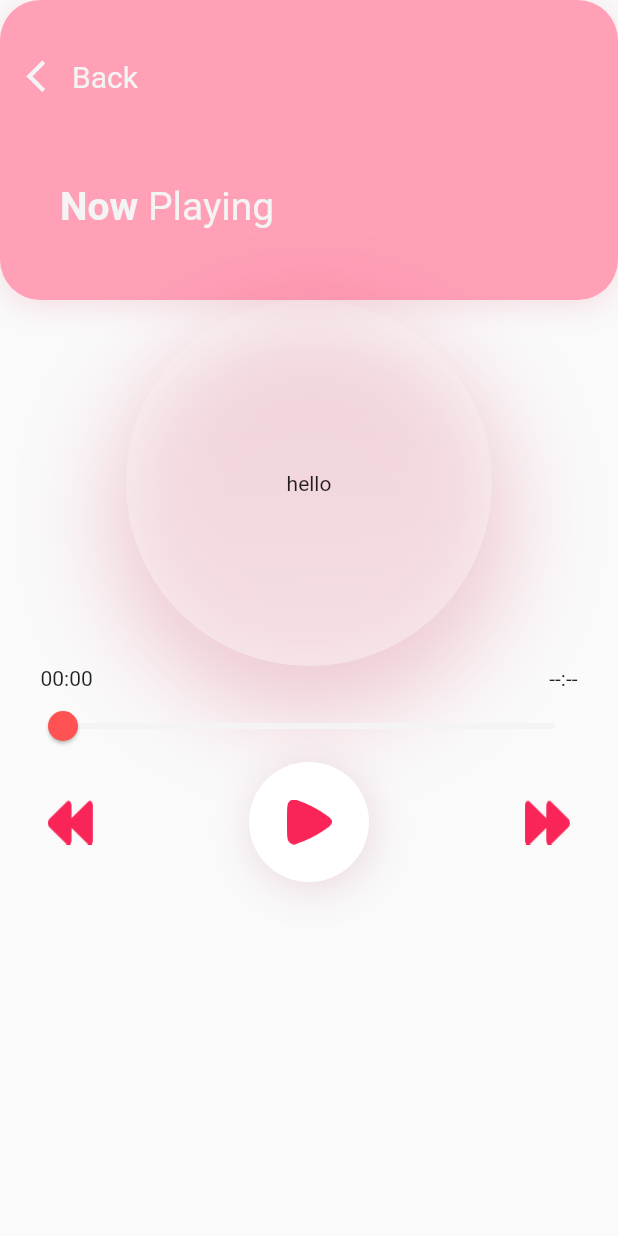
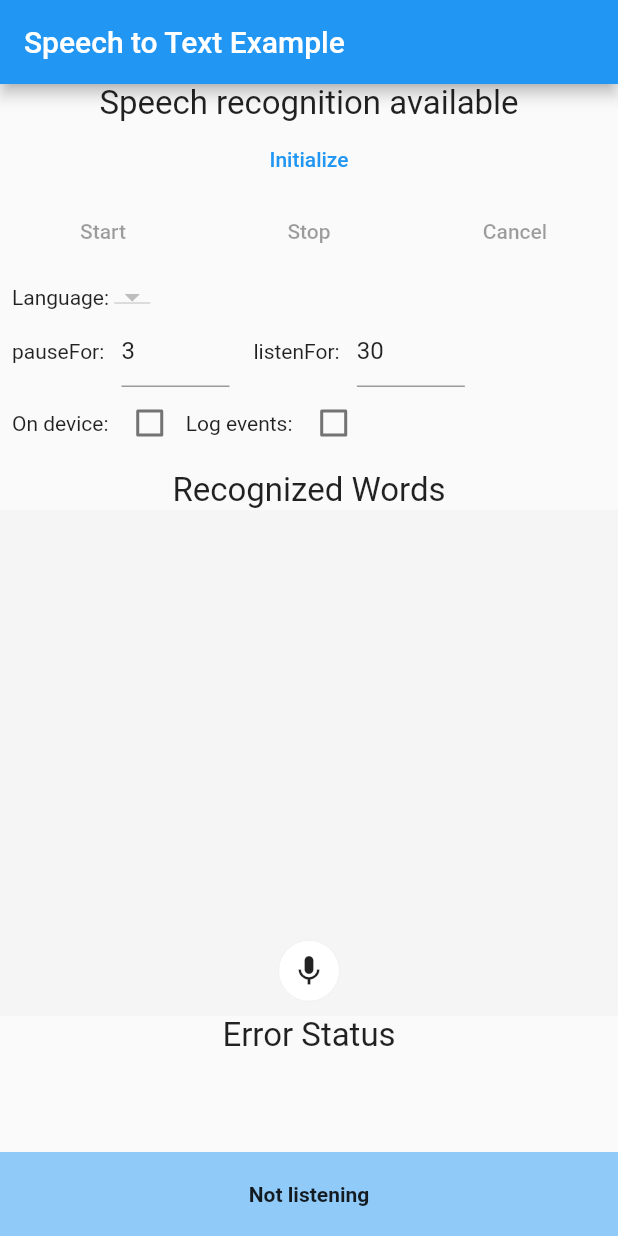
Before and after one commit to Gia-Giang/app_mucis, a Flutter app: the screen it shows after launch, on a phone screen of 412 x 824 dp. Run offline on Flutter 3.47's test engine with Material 2 defaults, Android fonts, the phone set to English and light mode, and no system bars; our stand-ins replace font_awesome_flutter, just_audio, salomon_bottom_bar, speech_to_text.

Commit message:
fix change music

```diff
--- a/lib/main.dart
+++ b/lib/main.dart
@@ -27,7 +27,7 @@ class _MyAppState extends State<MyApp> {
   Widget build(BuildContext context) {
     return MaterialApp(
       routes: routes,
-      initialRoute: '/music_player_screen',
+      initialRoute: '/SpeechSampleApp_screen',
       home: Scaffold(
         bottomNavigationBar: SalomonBottomBar(
           currentIndex: _currentIndex,
--- /dev/null
+++ b/lib/representation/screens/ConvertSoundToText/ConvertSoundToText.dart
@@ -0,0 +1,503 @@
+import 'dart:async';
+import 'dart:math';
+
+import 'package:flutter/material.dart';
+import 'package:speech_to_text/speech_recognition_error.dart';
+import 'package:speech_to_text/speech_recognition_result.dart';
+import 'package:speech_to_text/speech_to_text.dart';
+
+
+class SpeechSampleApp extends StatefulWidget {
+  static String routeName = '/SpeechSampleApp_screen';
+  @override
+  _SpeechSampleAppState createState() => _SpeechSampleAppState();
+}
+
+/// An example that demonstrates the basic functionality of the
+/// SpeechToText plugin for using the speech recognition capability
+/// of the underlying platform.
+class _SpeechSampleAppState extends State<SpeechSampleApp> {
+  bool _hasSpeech = false;
+  bool _logEvents = false;
+  bool _onDevice = false;
+  final TextEditingController _pauseForController =
+      TextEditingController(text: '3');
+  final TextEditingController _listenForController =
+      TextEditingController(text: '30');
+  double level = 0.0;
+  double minSoundLevel = 50000;
+  double maxSoundLevel = -50000;
+  String lastWords = '';
+  String lastError = '';
+  String lastStatus = '';
+  String _currentLocaleId = '';
+  List<LocaleName> _localeNames = [];
+  final SpeechToText speech = SpeechToText();
+
+  @override
+  void initState() {
+    super.initState();
+  }
+
+  /// This initializes SpeechToText. That only has to be done
+  /// once per application, though calling it again is harmless
+  /// it also does nothing. The UX of the sample app ensures that
+  /// it can only be called once.
+  Future<void> initSpeechState() async {
+    _logEvent('Initialize');
+    try {
+      var hasSpeech = await speech.initialize(
+        onError: errorListener,
+        onStatus: statusListener,
+        debugLogging: _logEvents,
+      );
+      if (hasSpeech) {
+        // Get the list of languages installed on the supporting platform so they
+        // can be displayed in the UI for selection by the user.
+        _localeNames = await speech.locales();
+
+        var systemLocale = await speech.systemLocale();
+        _currentLocaleId = systemLocale?.localeId ?? '';
+      }
+      if (!mounted) return;
+
+      setState(() {
+        _hasSpeech = hasSpeech;
+      });
+    } catch (e) {
+      setState(() {
+        lastError = 'Speech recognition failed: ${e.toString()}';
+        _hasSpeech = false;
+      });
+    }
+  }
+
+  @override
+  Widget build(BuildContext context) {
+    return MaterialApp(
+      home: Scaffold(
+        appBar: AppBar(
+          title: const Text('Speech to Text Example'),
+        ),
+        body: Column(children: [
+          HeaderWidget(),
+          Container(
+            child: Column(
+              children: <Widget>[
+                InitSpeechWidget(_hasSpeech, initSpeechState),
+                SpeechControlWidget(_hasSpeech, speech.isListening,
+                    startListening, stopListening, cancelListening),
+                SessionOptionsWidget(
+                  _currentLocaleId,
+                  _switchLang,
+                  _localeNames,
+                  _logEvents,
+                  _switchLogging,
+                  _pauseForController,
+                  _listenForController,
+                  _onDevice,
+                  _switchOnDevice,
+                ),
+              ],
+            ),
+          ),
+          Expanded(
+            flex: 4,
+            child: RecognitionResultsWidget(lastWords: lastWords, level: level),
+          ),
+          Expanded(
+            flex: 1,
+            child: ErrorWidget(lastError: lastError),
+          ),
+          SpeechStatusWidget(speech: speech),
+        ]),
+      ),
+    );
+  }
+
+  // This is called each time the users wants to start a new speech
+  // recognition session
+  void startListening() {
+    _logEvent('start listening');
+    lastWords = '';
+    lastError = '';
+    final pauseFor = int.tryParse(_pauseForController.text);
+    final listenFor = int.tryParse(_listenForController.text);
+    // Note that `listenFor` is the maximum, not the minimun, on some
+    // systems recognition will be stopped before this value is reached.
+    // Similarly `pauseFor` is a maximum not a minimum and may be ignored
+    // on some devices.
+    speech.listen(
+      onResult: resultListener,
+      listenFor: Duration(seconds: listenFor ?? 30),
+      pauseFor: Duration(seconds: pauseFor ?? 3),
+      partialResults: true,
+      localeId: _currentLocaleId,
+      onSoundLevelChange: soundLevelListener,
+      cancelOnError: true,
+      listenMode: ListenMode.confirmation,
+      onDevice: _onDevice,
+    );
+    setState(() {});
+  }
+
+  void stopListening() {
+    _logEvent('stop');
+    speech.stop();
+    setState(() {
+      level = 0.0;
+    });
+  }
+
+  void cancelListening() {
+    _logEvent('cancel');
+    speech.cancel();
+    setState(() {
+      level = 0.0;
+    });
+  }
+
+  /// This callback is invoked each time new recognition results are
+  /// available after `listen` is called.
+  void resultListener(SpeechRecognitionResult result) {
+    _logEvent(
+        'Result listener final: ${result.finalResult}, words: ${result.recognizedWords}');
+    setState(() {
+      lastWords = '${result.recognizedWords} - ${result.finalResult}';
+    });
+  }
+
+  void soundLevelListener(double level) {
+    minSoundLevel = min(minSoundLevel, level);
+    maxSoundLevel = max(maxSoundLevel, level);
+    // _logEvent('sound level $level: $minSoundLevel - $maxSoundLevel ');
+    setState(() {
+      this.level = level;
+    });
+  }
+
+  void errorListener(SpeechRecognitionError error) {
+    _logEvent(
+        'Received error status: $error, listening: ${speech.isListening}');
+    setState(() {
+      lastError = '${error.errorMsg} - ${error.permanent}';
+    });
+  }
+
+  void statusListener(String status) {
+    _logEvent(
+        'Received listener status: $status, listening: ${speech.isListening}');
+    setState(() {
+      lastStatus = '$status';
+    });
+  }
+
+  void _switchLang(selectedVal) {
+    setState(() {
+      _currentLocaleId = selectedVal;
+    });
+    print(selectedVal);
+  }
+
+  void _logEvent(String eventDescription) {
+    if (_logEvents) {
+      var eventTime = DateTime.now().toIso8601String();
+      print('$eventTime $eventDescription');
+    }
+  }
+
+  void _switchLogging(bool? val) {
+    setState(() {
+      _logEvents = val ?? false;
+    });
+  }
+
+  void _switchOnDevice(bool? val) {
+    setState(() {
+      _onDevice = val ?? false;
+    });
+  }
+}
+
+/// Displays the most recently recognized words and the sound level.
+class RecognitionResultsWidget extends StatelessWidget {
+  const RecognitionResultsWidget({
+    Key? key,
+    required this.lastWords,
+    required this.level,
+  }) : super(key: key);
+
+  final String lastWords;
+  final double level;
+
+  @override
+  Widget build(BuildContext context) {
+    return Column(
+      children: <Widget>[
+        Center(
+          child: Text(
+            'Recognized Words',
+            style: TextStyle(fontSize: 22.0),
+          ),
+        ),
+        Expanded(
+          child: Stack(
+            children: <Widget>[
+              Container(
+                color: Theme.of(context).selectedRowColor,
+                child: Center(
+                  child: Text(
+                    lastWords,
+                    textAlign: TextAlign.center,
+                  ),
+                ),
+              ),
+              Positioned.fill(
+                bottom: 10,
+                child: Align(
+                  alignment: Alignment.bottomCenter,
+                  child: Container(
+                    width: 40,
+                    height: 40,
+                    alignment: Alignment.center,
+                    decoration: BoxDecoration(
+                      boxShadow: [
+                        BoxShadow(
+                            blurRadius: .26,
+                            spreadRadius: level * 1.5,
+                            color: Colors.black.withOpacity(.05))
+                      ],
+                      color: Colors.white,
+                      borderRadius: BorderRadius.all(Radius.circular(50)),
+                    ),
+                    child: IconButton(
+                      icon: Icon(Icons.mic),
+                      onPressed: () => null,
+                    ),
+                  ),
+                ),
+              ),
+            ],
+          ),
+        ),
+      ],
+    );
+  }
+}
+
+class HeaderWidget extends StatelessWidget {
+  const HeaderWidget({
+    Key? key,
+  }) : super(key: key);
+
+  @override
+  Widget build(BuildContext context) {
+    return Center(
+      child: Text(
+        'Speech recognition available',
+        style: TextStyle(fontSize: 22.0),
+      ),
+    );
+  }
+}
+
+/// Display the current error status from the speech
+/// recognizer
+class ErrorWidget extends StatelessWidget {
+  const ErrorWidget({
+    Key? key,
+    required this.lastError,
+  }) : super(key: key);
+
+  final String lastError;
+
+  @override
+  Widget build(BuildContext context) {
+    return Column(
+      children: <Widget>[
+        Center(
+          child: Text(
+            'Error Status',
+            style: TextStyle(fontSize: 22.0),
+          ),
+        ),
+        Center(
+          child: Text(lastError),
+        ),
+      ],
+    );
+  }
+}
+
+/// Controls to start and stop speech recognition
+class SpeechControlWidget extends StatelessWidget {
+  const SpeechControlWidget(this.hasSpeech, this.isListening,
+      this.startListening, this.stopListening, this.cancelListening,
+      {Key? key})
+      : super(key: key);
+
+  final bool hasSpeech;
+  final bool isListening;
+  final void Function() startListening;
+  final void Function() stopListening;
+  final void Function() cancelListening;
+
+  @override
+  Widget build(BuildContext context) {
+    return Row(
+      mainAxisAlignment: MainAxisAlignment.spaceAround,
+      children: <Widget>[
+        TextButton(
+          onPressed: !hasSpeech || isListening ? null : startListening,
+          child: Text('Start'),
+        ),
+        TextButton(
+          onPressed: isListening ? stopListening : null,
+          child: Text('Stop'),
+        ),
+        TextButton(
+          onPressed: isListening ? cancelListening : null,
+          child: Text('Cancel'),
+        )
+      ],
+    );
+  }
+}
+
+class SessionOptionsWidget extends StatelessWidget {
+  const SessionOptionsWidget(
+      this.currentLocaleId,
+      this.switchLang,
+      this.localeNames,
+      this.logEvents,
+      this.switchLogging,
+      this.pauseForController,
+      this.listenForController,
+      this.onDevice,
+      this.switchOnDevice,
+      {Key? key})
+      : super(key: key);
+
+  final String currentLocaleId;
+  final void Function(String?) switchLang;
+  final void Function(bool?) switchLogging;
+  final void Function(bool?) switchOnDevice;
+  final TextEditingController pauseForController;
+  final TextEditingController listenForController;
+  final List<LocaleName> localeNames;
+  final bool logEvents;
+  final bool onDevice;
+
+  @override
+  Widget build(BuildContext context) {
+    return Padding(
+      padding: const EdgeInsets.all(8.0),
+      child: Column(
+        mainAxisAlignment: MainAxisAlignment.spaceBetween,
+        children: <Widget>[
+          Row(
+            children: [
+              Text('Language: '),
+              DropdownButton<String>(
+                onChanged: (selectedVal) => switchLang(selectedVal),
+                value: currentLocaleId,
+                items: localeNames
+                    .map(
+                      (localeName) => DropdownMenuItem(
+                        value: localeName.localeId,
+                        child: Text(localeName.name),
+                      ),
+                    )
+                    .toList(),
+              ),
+            ],
+          ),
+          Row(
+            children: [
+              Text('pauseFor: '),
+              Container(
+                  padding: EdgeInsets.only(left: 8),
+                  width: 80,
+                  child: TextFormField(
+                    controller: pauseForController,
+                  )),
+              Container(
+                  padding: EdgeInsets.only(left: 16),
+                  child: Text('listenFor: ')),
+              Container(
+                  padding: EdgeInsets.only(left: 8),
+                  width: 80,
+                  child: TextFormField(
+                    controller: listenForController,
+                  )),
+            ],
+          ),
+          Row(
+            children: [
+              Text('On device: '),
+              Checkbox(
+                value: onDevice,
+                onChanged: switchOnDevice,
+              ),
+              Text('Log events: '),
+              Checkbox(
+                value: logEvents,
+                onChanged: switchLogging,
+              ),
+            ],
+          ),
+        ],
+      ),
+    );
+  }
+}
+
+class InitSpeechWidget extends StatelessWidget {
+  const InitSpeechWidget(this.hasSpeech, this.initSpeechState, {Key? key})
+      : super(key: key);
+
+  final bool hasSpeech;
+  final Future<void> Function() initSpeechState;
+
+  @override
+  Widget build(BuildContext context) {
+    return Row(
+      mainAxisAlignment: MainAxisAlignment.spaceAround,
+      children: <Widget>[
+        TextButton(
+          onPressed: hasSpeech ? null : initSpeechState,
+          child: Text('Initialize'),
+        ),
+      ],
+    );
+  }
+}
+
+/// Display the current status of the listener
+class SpeechStatusWidget extends StatelessWidget {
+  const SpeechStatusWidget({
+    Key? key,
+    required this.speech,
+  }) : super(key: key);
+
+  final SpeechToText speech;
+
+  @override
+  Widget build(BuildContext context) {
+    return Container(
+      padding: EdgeInsets.symmetric(vertical: 20),
+      color: Theme.of(context).backgroundColor,
+      child: Center(
+        child: speech.isListening
+            ? Text(
+                "I'm listening...",
+                style: TextStyle(fontWeight: FontWeight.bold),
+              )
+            : Text(
+                'Not listening',
+                style: TextStyle(fontWeight: FontWeight.bold),
+              ),
+      ),
+    );
+  }
+}
--- a/lib/representation/screens/HomeScreen/HomeScreen.dart
+++ b/lib/representation/screens/HomeScreen/HomeScreen.dart
@@ -146,6 +146,7 @@ class _HomeScreenState extends State<HomeScreen> {
             ),
             Container(
               color: Colors.blue,
+
               child: const Center(
                 child: Text('Page 5'),
               ),
--- a/lib/representation/screens/MusicPlayerScreen/MusicPlayerScreen.dart
+++ b/lib/representation/screens/MusicPlayerScreen/MusicPlayerScreen.dart
@@ -16,15 +16,17 @@ class MusicPlayerScreen extends StatefulWidget {
   _MusicPlayerScreenState createState() => _MusicPlayerScreenState();
 }
 
-class _MusicPlayerScreenState extends State<MusicPlayerScreen> {
+class _MusicPlayerScreenState extends State<MusicPlayerScreen>
+    with SingleTickerProviderStateMixin {
+  late AnimationController _animationController;
   Duration? audioDuration;
   Duration? currentPosition;
   bool isPlay = false;
+  bool _isChangeValue = true;
   double _progress = 0.0;
   double maxSliderValue = 0.0;
   String audioPath = "assets/music/CoChiDauMaBuon-PhatHuyT4.mp3";
   final player = AudioPlayer();
-
 
   String _formatDuration(Duration duration) {
     String minutes = (duration.inMinutes % 60).toString().padLeft(2, '0');
@@ -35,33 +37,51 @@ class _MusicPlayerScreenState extends State<MusicPlayerScreen> {
   @override
   void initState() {
     _initializeAudio();
+    _animationController = AnimationController(
+      vsync: this,
+      duration: const Duration(seconds: 10),
+    )..repeat();
     super.initState();
+  }
+
+  @override
+  void dispose() {
+    _animationController.dispose();
+    super.dispose();
   }
 
   void _initializeAudio() async {
     await player.setAsset(audioPath);
     await player.setAudioSource(AudioSource.asset(audioPath));
-
     setState(() {
       audioDuration = player.duration;
       maxSliderValue = double.parse(audioDuration!.inSeconds.toString());
     });
 
     player.positionStream.listen((position) {
-      String time = position.toString();
-      List<String> parts = time.split(':');
-      double parsedValue = double.parse(parts[2]);
+      int time = position.inSeconds;
 
       setState(() {
-        currentPosition = position;
-        // _progress = parsedValue.truncateToDouble();
+        if (_isChangeValue) {
+          currentPosition = position;
+          _progress = time.truncateToDouble();
+        }
       });
     });
   }
 
   void _onSliderChanged(double value) {
     setState(() {
+      _isChangeValue = false;
       _progress = value.truncateToDouble();
+      currentPosition =
+          Duration(minutes: _progress ~/ 60, seconds: (value % 60).toInt());
+    });
+  }
+
+  void _onSliderChangeEnd(double value) {
+    setState(() {
+      _isChangeValue = true;
       Duration seekPosition = audioDuration! * (value / maxSliderValue);
 
       player.seek(seekPosition);
@@ -147,8 +167,9 @@ class _MusicPlayerScreenState extends State<MusicPlayerScreen> {
                   ],
                 )),
             Container(
-              width: 244,
-              height: 244,
+              margin: EdgeInsets.only(top: 80,bottom: 80),
+              width: 260,
+              height: 260,
               decoration: const BoxDecoration(
                   borderRadius: BorderRadius.all(Radius.circular(200)),
                   gradient: LinearGradient(
@@ -170,12 +191,19 @@ class _MusicPlayerScreenState extends State<MusicPlayerScreen> {
                     )
                   ]),
               child: Center(
-                child: Text("hello"),
+                child: RotationTransition(
+                  turns: _animationController,
+                  child: Image.asset(
+                    "assets/images/avatar_play.png",
+                    fit: BoxFit.fill,
+                  ),
+                ),
               ),
             ),
             Column(
               children: [
                 Container(
+                  height: 15,
                   margin: const EdgeInsets.only(
                       left: kBiggerPadding, right: kBiggerPadding),
                   child: Row(
@@ -205,6 +233,7 @@ class _MusicPlayerScreenState extends State<MusicPlayerScreen> {
                     min: 0.0,
                     max: maxSliderValue,
                     onChanged: _onSliderChanged,
+                    onChangeEnd: _onSliderChangeEnd,
                   ),
                 )
               ],
--- a/lib/router.dart
+++ b/lib/router.dart
@@ -1,4 +1,5 @@
 import 'package:flutter/material.dart';
+import 'package:my_app/representation/screens/ConvertSoundToText/ConvertSoundToText.dart';
 import 'package:my_app/representation/screens/HomeScreen/HomeScreen.dart';
 import 'package:my_app/representation/screens/MusicPlayerScreen/MusicPlayerScreen.dart';
 import 'package:my_app/representation/screens/OnboardingScreen/OnboardingScreen.dart';
@@ -7,7 +8,7 @@ final Map<String, WidgetBuilder> routes = {
   HomeScreen.routeName: (context) => const HomeScreen(),
   OnboardingScreen.routeName: (context) => const OnboardingScreen(),
   MusicPlayerScreen.routeName: (context) => const MusicPlayerScreen(),
-  // SelectDateScreen.routeName: (context) => SelectDateScreen(),
+  SpeechSampleApp.routeName: (context) => SpeechSampleApp(),
   // GuestAndRoomScreen.routeName: (context) => GuestAndRoomScreen(),
   // RoomsScreen.routeName: (context) => RoomsScreen(),
 };
--- a/pubspec.yaml
+++ b/pubspec.yaml
@@ -42,6 +42,8 @@ dependencies:
   just_audio: ^0.9.33
   flutter_svg: ^2.0.5
   font_awesome_flutter: ^10.4.0
+  speech_to_text: ^6.1.1
+  flutter_tts: ^3.7.0
 
 dev_dependencies:
   flutter_test:
```
Also changed, not shown: pubspec.lock, 3 other files.
